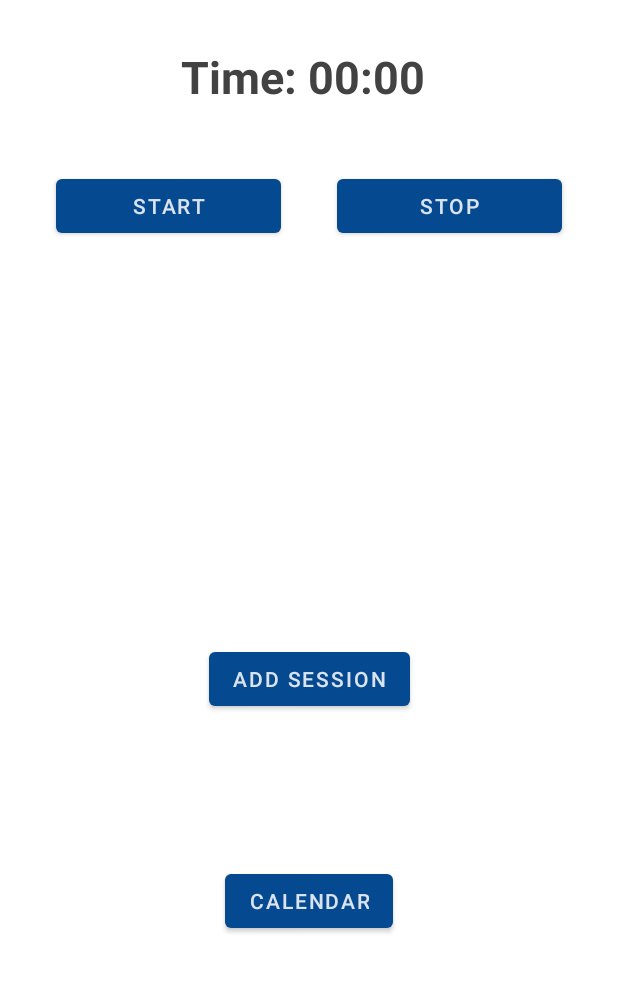
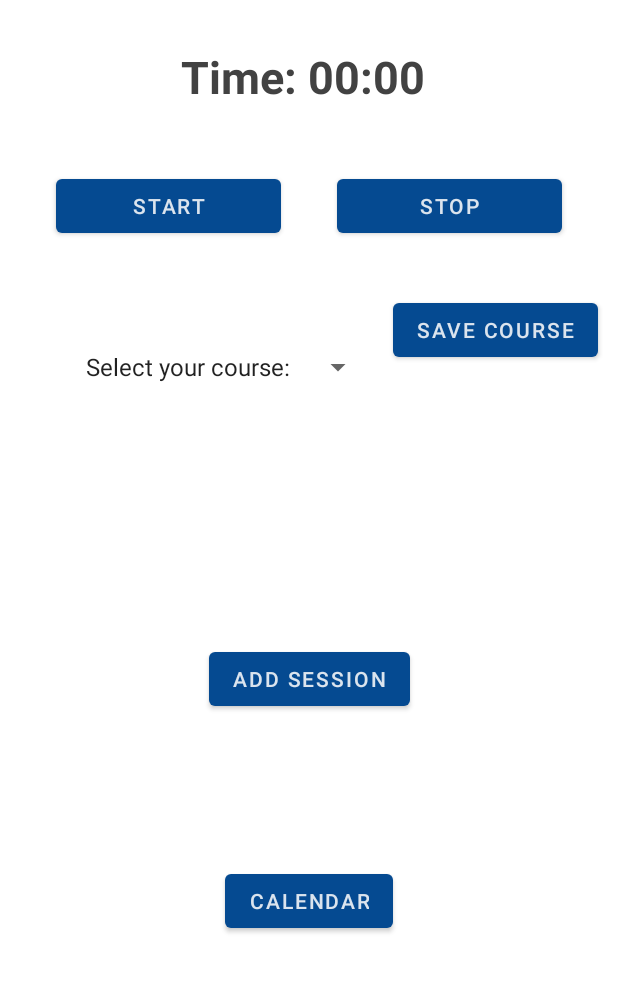
Before and after one commit to bdcrisco/StudyTime, an Android app: the screen it shows after launch (MainActivity), on a phone screen of 412 x 824 dp, the part 149-1142 px from its top. Run offline under Robolectric (Android 15) with nearby library versions, the phone set to English and light mode, and no system bars.

Commit message:
Spinners for courses in main activity and add sessions, added time picker in add sessions, toast functionality added for courses

```diff
--- a/app/src/main/java/com/example/StudyTime/MainActivity.java
+++ b/app/src/main/java/com/example/StudyTime/MainActivity.java
@@ -1,22 +1,18 @@
 package com.example.StudyTime;
 
-import androidx.annotation.RequiresApi;
 import androidx.appcompat.app.AppCompatActivity;
 
-import android.content.Context;
 import android.content.Intent;
-import android.os.Build;
 import android.os.Bundle;
-import android.os.SystemClock;
 import android.view.View;
+import android.widget.ArrayAdapter;
 import android.widget.Button;
 import android.widget.Chronometer;
-import android.widget.TableLayout;
+import android.widget.Spinner;
 import android.widget.Toast;
 
-import java.sql.Timestamp;
 import java.util.ArrayList;
-import java.util.Timer;
+import java.util.List;
 
 import static android.os.SystemClock.elapsedRealtime;
 
@@ -26,11 +22,13 @@ public class MainActivity extends AppCompatActivity {
     private boolean running;
     private boolean started = false;
     private long pauseOffset; // use to calculate time paused
+    private Spinner spinnerCourse;
     FileHelper fileHelper;
     Session newSession;
     SessionList sessionList;
     Button buttonStart;
     Button buttonStop;
+
 
     @Override
     protected void onCreate(Bundle savedInstanceState) {
@@ -49,6 +47,8 @@ public class MainActivity extends AppCompatActivity {
         simpleTimer = findViewById(R.id.simpleTimer);
         simpleTimer.setFormat("Time: %s");
         simpleTimer.setBase(elapsedRealtime());
+        addCourseSpinner(); // courses spinner
+        addListenerOnButton();
 
         simpleTimer.setOnChronometerTickListener(new Chronometer.OnChronometerTickListener() {
             @Override
@@ -113,4 +113,40 @@ public class MainActivity extends AppCompatActivity {
         newSession.stop();
         sessionList.addSession(newSession);
     }
+
+
+//    addCourseSpinner();
+//    addListenerOnButton();
+    public void addCourseSpinner(){
+        spinnerCourse = (Spinner) findViewById(R.id.spinnerCourse);
+        List<String> courses = new ArrayList<String>();
+        courses.add("Select your course:");
+        courses.add("CS246");
+        courses.add("BIO101");
+        courses.add("REL275");
+
+        //create a adapter for the spinner and set that to the spinner
+        ArrayAdapter<String> dataAdapter = new ArrayAdapter<String>(this,
+                android.R.layout.simple_spinner_item, courses);
+        dataAdapter.setDropDownViewResource(android.R.layout.simple_spinner_dropdown_item);
+        spinnerCourse.setAdapter(dataAdapter);
+    }
+    public void addListenerOnButton() {
+
+//        spinnerCourse = (Spinner) findViewById(R.id.spinner1);
+        Button btnChooseCourse = (Button) findViewById(R.id.btnSubmit);
+
+        btnChooseCourse.setOnClickListener(new View.OnClickListener() {
+
+            @Override
+            public void onClick(View v) {
+                Toast.makeText(MainActivity.this,
+                        "You Chose : " +
+                                "\nCourse : "+ String.valueOf(spinnerCourse.getSelectedItem()) +
+                                "\nTime : ",
+                        Toast.LENGTH_SHORT).show();
+            }
+
+        });
+    }
 }
--- a/app/src/main/res/layout/activity_main.xml
+++ b/app/src/main/res/layout/activity_main.xml
@@ -100,4 +100,30 @@
         app:layout_constraintStart_toStartOf="parent"
         app:layout_constraintTop_toTopOf="parent" />
 
+    <Spinner
+        android:id="@+id/spinnerCourse"
+        android:layout_width="200dp"
+        android:layout_height="24dp"
+        android:layout_marginStart="36dp"
+        android:layout_marginLeft="36dp"
+        android:layout_marginBottom="468dp"
+        app:layout_constraintBottom_toBottomOf="parent"
+        app:layout_constraintEnd_toStartOf="@+id/btnSubmit"
+        app:layout_constraintHorizontal_bias="0.5"
+        app:layout_constraintStart_toStartOf="parent" />
+
+    <Button
+        android:id="@+id/btnSubmit"
+        android:layout_width="wrap_content"
+        android:layout_height="wrap_content"
+        android:text="@string/saveCourse"
+
+        app:layout_constraintBottom_toBottomOf="parent"
+        app:layout_constraintEnd_toEndOf="parent"
+        app:layout_constraintHorizontal_bias="0.5"
+        app:layout_constraintStart_toEndOf="@+id/spinnerCourse"
+        app:layout_constraintTop_toTopOf="parent"
+        app:layout_constraintVertical_bias="0.332" />
+
+
 </androidx.constraintlayout.widget.ConstraintLayout>
--- a/app/src/main/res/values/strings.xml
+++ b/app/src/main/res/values/strings.xml
@@ -19,6 +19,7 @@
     <string name="course_prompt">Choose a course:</string>
     <string name="choose_course">Choose Course</string>
     <string name="saveStoppedTime">saveStoppedTime</string>
+    <string name="saveCourse">Save Course</string>
 
     <string-array name="course_array">
         <item>CS 246</item>
```
Also changed, not shown: app/src/main/java/com/example/StudyTime/AddSessionActivity.java (+14 -16 lines), app/src/main/res/layout/activity_add_session.xml (+30 -26 lines).
